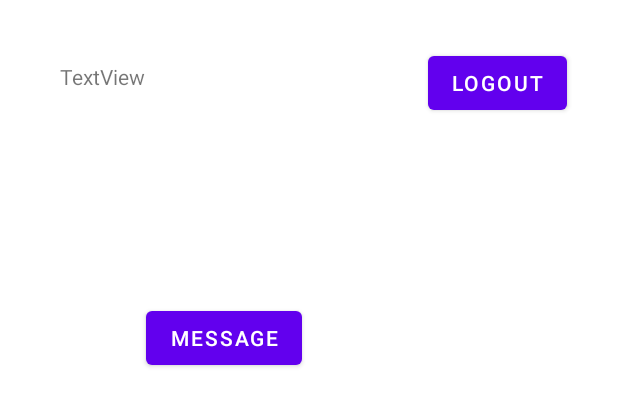
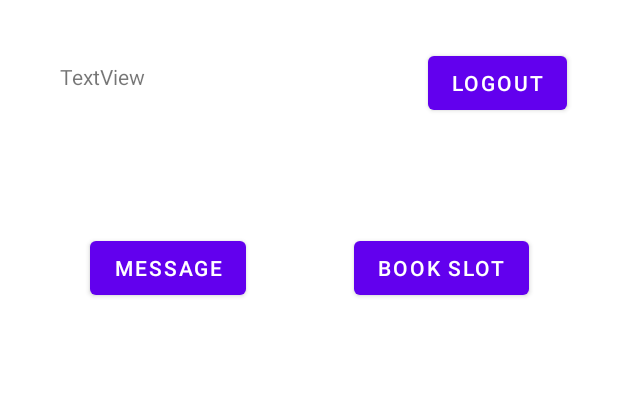
Before and after one commit to razarehan/ProjectEvaluationSlotBooking, an Android app: the layout activity_home.xml on its own in the app's theme, with its tools: preview values and no code run, on a phone screen of 412 x 824 dp. Shown: the top 406 px of the screen. Run offline under Robolectric (Android 15) with nearby library versions, the phone set to English and light mode, and no system bars.

Commit message:
book_slot started

```diff
--- a/app/src/main/AndroidManifest.xml
+++ b/app/src/main/AndroidManifest.xml
@@ -9,11 +9,12 @@
         android:roundIcon="@mipmap/ic_launcher_round"
         android:supportsRtl="true"
         android:theme="@style/Theme.ProjectEvaluationSlotBooking">
-        <activity android:name=".MessageInboxActivity"></activity>
+        <activity android:name=".BookSlotActivity"></activity>
+        <activity android:name=".MessageInboxActivity" />
         <activity android:name=".MessageComposeActivity" />
         <activity android:name=".MessageActivity" />
         <activity android:name=".HomeActivity" />
-        <activity android:name=".RegistrationActivity" >
+        <activity android:name=".RegistrationActivity">
             android:label="Registration Page"
         </activity>
         <activity android:name=".LoginActivity">
--- a/app/src/main/res/layout/activity_home.xml
+++ b/app/src/main/res/layout/activity_home.xml
@@ -32,10 +32,26 @@
         android:id="@+id/btnMsg"
         android:layout_width="wrap_content"
         android:layout_height="wrap_content"
-        android:layout_marginStart="97dp"
-        android:layout_marginLeft="97dp"
-        android:layout_marginTop="201dp"
+        android:layout_marginStart="70dp"
+        android:layout_marginLeft="70dp"
+        android:layout_marginEnd="72dp"
+        android:layout_marginRight="72dp"
+        android:layout_marginBottom="621dp"
         android:text="Message"
-        app:layout_constraintStart_toStartOf="parent"
-        app:layout_constraintTop_toTopOf="parent" />
+        app:layout_constraintBottom_toBottomOf="parent"
+        app:layout_constraintEnd_toStartOf="@+id/btn_BookSlot"
+        app:layout_constraintStart_toStartOf="parent" />
+
+    <Button
+        android:id="@+id/btn_BookSlot"
+        android:layout_width="wrap_content"
+        android:layout_height="wrap_content"
+        android:layout_marginEnd="70dp"
+        android:layout_marginRight="70dp"
+        android:layout_marginBottom="621dp"
+        android:text="Book Slot"
+        app:layout_constraintBottom_toBottomOf="parent"
+        app:layout_constraintEnd_toEndOf="parent"
+        app:layout_constraintHorizontal_bias="1.0"
+        app:layout_constraintStart_toEndOf="@+id/btnMsg" />
 </androidx.constraintlayout.widget.ConstraintLayout>
--- a/app/src/main/res/layout/activity_registration.xml
+++ b/app/src/main/res/layout/activity_registration.xml
@@ -253,7 +253,7 @@
         android:layout_width="145dp"
         android:layout_height="60dp"
         android:text="Register Now"
-        app:backgroundTint="#1A8846"
+        app:backgroundTint="#009688"
         app:layout_constraintBottom_toBottomOf="parent"
         app:layout_constraintEnd_toEndOf="parent"
         app:layout_constraintHorizontal_bias="0.853"
```
Also changed, not shown: app/src/main/java/com/team9/projectevaluationslotbooking/BookSlotActivity.java (added, +21 -0 lines), app/src/main/java/com/team9/projectevaluationslotbooking/HomeActivity.java (+10 -1 lines), app/src/main/res/layout/activity_book_slot.xml (added, +66 -0 lines), app/src/main/res/values/strings.xml (line endings or trailing spaces).
